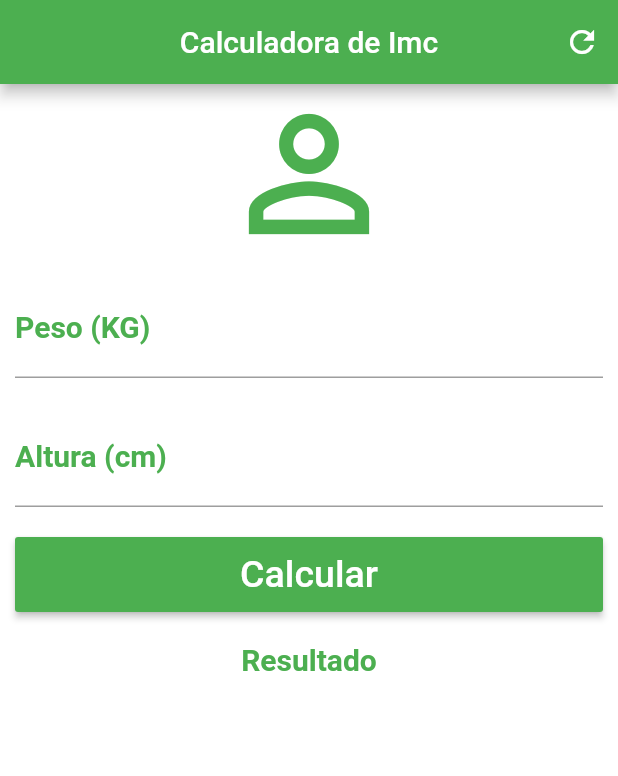
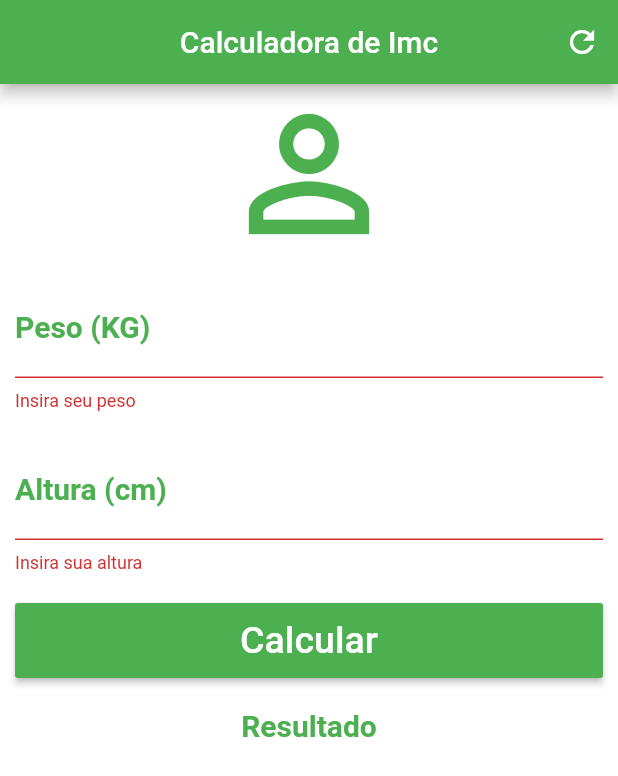
Before and after one commit to matheusnasser/imc-calculator-flutter, a Flutter app: the screen it shows after launch, after a tap on "Calcular", on a phone screen of 412 x 824 dp. Shown: the top 776 px of the screen. Run offline on Flutter 3.47's test engine with Material 2 defaults, Android fonts, the phone set to English and light mode, and no system bars; Roboto replaces fonts that are missing (Nunito, sans-serif).

```diff
--- a/lib/main.dart
+++ b/lib/main.dart
@@ -17,6 +17,8 @@ class _HomeState extends State<Home> {
   dynamic result = "";
   TextEditingController weightController = TextEditingController();
   TextEditingController heightController = TextEditingController();
+
+  GlobalKey<FormState> _formKey = GlobalKey<FormState>();
 
   void _resetFields() {
     weightController.text = "";
@@ -67,6 +69,8 @@ class _HomeState extends State<Home> {
         ),
         backgroundColor: Colors.white,
         body: SingleChildScrollView(
+          child: Form(
+            key: _formKey,
             child: Column(
               crossAxisAlignment: CrossAxisAlignment.stretch,
               children: <Widget>[
@@ -77,7 +81,7 @@ class _HomeState extends State<Home> {
                 ),
                 Padding(
                   padding: EdgeInsets.all(10.0),
-                child: TextField(
+                  child: TextFormField(
                     keyboardType: TextInputType.number,
                     decoration: InputDecoration(
                         labelText: "Peso (KG)",
@@ -92,11 +96,16 @@ class _HomeState extends State<Home> {
                       fontSize: 20.0,
                     ),
                     controller: weightController,
+                    validator: (value) {
+                      if (value.isEmpty) {
+                        return "Insira seu peso";
+                      }
+                    },
                   ),
                 ),
                 Padding(
                   padding: EdgeInsets.all(10.0),
-                child: TextField(
+                  child: TextFormField(
                     keyboardType: TextInputType.number,
                     decoration: InputDecoration(
                         labelText: "Altura (cm)",
@@ -109,6 +118,11 @@ class _HomeState extends State<Home> {
                       fontSize: 20.0,
                     ),
                     controller: heightController,
+                    validator: (value) {
+                      if (value.isEmpty) {
+                        return "Insira sua altura";
+                      }
+                    },
                   ),
                 ),
                 Padding(
@@ -117,7 +131,9 @@ class _HomeState extends State<Home> {
                       height: 50.0,
                       child: RaisedButton(
                         onPressed: () {
+                          if (_formKey.currentState.validate()) {
                             calculateImc();
+                          }
                         },
                         child: Text(
                           "Calcular",
@@ -139,6 +155,7 @@ class _HomeState extends State<Home> {
                 ),
               ],
             ),
+          ),
         ));
   }
 }
```
Also changed, not shown: pubspec.lock. Lines whose indentation alone changed are shown as unchanged.
